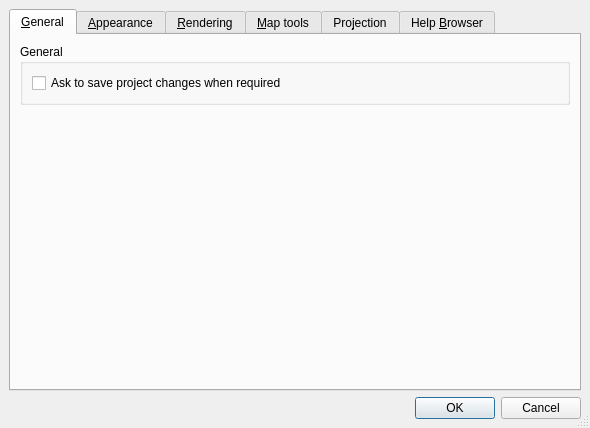
Old version of the form branches/diagram-branch/src/ui/qgsoptionsbase.ui in the repository stopa85/Quantum-GIS.
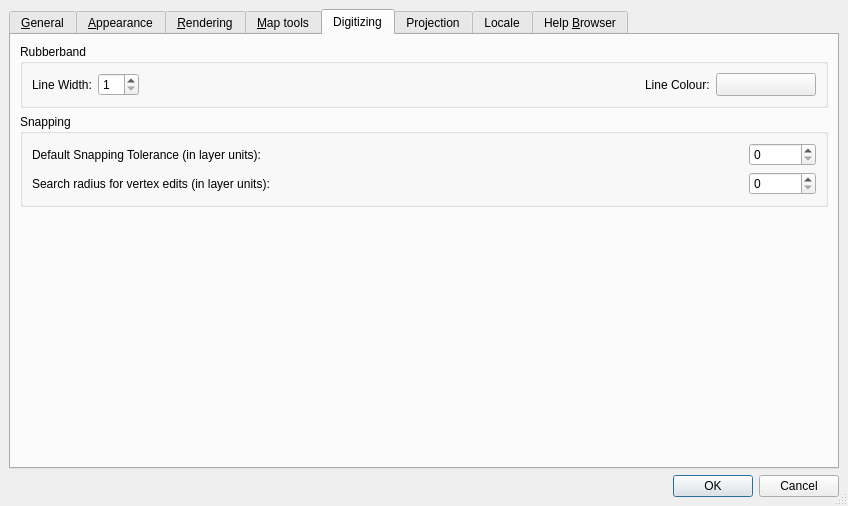
New version of the form. The open tabs and pages were chosen to show the change. Icons and pictures are not drawn. Custom widgets are drawn as their Qt base class.

```diff
--- a/branches/diagram-branch/src/ui/qgsoptionsbase.ui
+++ b/branches/diagram-branch/src/ui/qgsoptionsbase.ui
@@ -5,8 +5,8 @@
    <rect>
     <x>0</x>
     <y>0</y>
-    <width>590</width>
-    <height>428</height>
+    <width>848</width>
+    <height>506</height>
    </rect>
   </property>
   <property name="windowTitle" >
@@ -39,7 +39,7 @@
       </attribute>
       <layout class="QVBoxLayout" >
        <property name="margin" >
-        <number>9</number>
+        <number>11</number>
        </property>
        <property name="spacing" >
         <number>6</number>
@@ -51,7 +51,7 @@
          </property>
          <layout class="QVBoxLayout" >
           <property name="margin" >
-           <number>9</number>
+           <number>11</number>
           </property>
           <property name="spacing" >
            <number>6</number>
@@ -651,6 +651,208 @@
        </item>
       </layout>
      </widget>
+     <widget class="QWidget" name="tabDigitizing" >
+      <attribute name="title" >
+       <string>Digitizing</string>
+      </attribute>
+      <layout class="QGridLayout" >
+       <property name="margin" >
+        <number>9</number>
+       </property>
+       <property name="spacing" >
+        <number>6</number>
+       </property>
+       <item row="0" column="0" >
+        <widget class="QGroupBox" name="mRubberBandGroupBox" >
+         <property name="title" >
+          <string>Rubberband</string>
+         </property>
+         <layout class="QGridLayout" >
+          <property name="margin" >
+           <number>9</number>
+          </property>
+          <property name="spacing" >
+           <number>6</number>
+          </property>
+          <item row="0" column="0" >
+           <layout class="QHBoxLayout" >
+            <property name="margin" >
+             <number>0</number>
+            </property>
+            <property name="spacing" >
+             <number>6</number>
+            </property>
+            <item>
+             <widget class="QLabel" name="mLineWidthTextLabel" >
+              <property name="text" >
+               <string>Line Width:</string>
+              </property>
+              <property name="buddy" >
+               <cstring>mLineWidthSpinBox</cstring>
+              </property>
+             </widget>
+            </item>
+            <item>
+             <widget class="QSpinBox" name="mLineWidthSpinBox" >
+              <property name="toolTip" >
+               <string>Line width in pixels</string>
+              </property>
+              <property name="minimum" >
+               <number>1</number>
+              </property>
+             </widget>
+            </item>
+            <item>
+             <spacer>
+              <property name="orientation" >
+               <enum>Qt::Horizontal</enum>
+              </property>
+              <property name="sizeHint" >
+               <size>
+                <width>271</width>
+                <height>20</height>
+               </size>
+              </property>
+             </spacer>
+            </item>
+            <item>
+             <widget class="QLabel" name="mLineColourTextLabel" >
+              <property name="text" >
+               <string>Line Colour:</string>
+              </property>
+              <property name="buddy" >
+               <cstring>mLineColourToolButton</cstring>
+              </property>
+             </widget>
+            </item>
+            <item>
+             <widget class="QgsColorButton" name="mLineColourToolButton" >
+              <property name="minimumSize" >
+               <size>
+                <width>100</width>
+                <height>0</height>
+               </size>
+              </property>
+              <property name="text" >
+               <string/>
+              </property>
+             </widget>
+            </item>
+           </layout>
+          </item>
+         </layout>
+        </widget>
+       </item>
+       <item row="1" column="0" >
+        <widget class="QGroupBox" name="mSnappingGroupBox" >
+         <property name="title" >
+          <string>Snapping</string>
+         </property>
+         <layout class="QGridLayout" >
+          <property name="margin" >
+           <number>9</number>
+          </property>
+          <property name="spacing" >
+           <number>6</number>
+          </property>
+          <item row="0" column="0" >
+           <layout class="QHBoxLayout" >
+            <property name="margin" >
+             <number>0</number>
+            </property>
+            <property name="spacing" >
+             <number>6</number>
+            </property>
+            <item>
+             <widget class="QLabel" name="mDefaultSnappingToleranceTextLabel" >
+              <property name="text" >
+               <string>Default Snapping Tolerance (in layer units):</string>
+              </property>
+             </widget>
+            </item>
+            <item>
+             <spacer>
+              <property name="orientation" >
+               <enum>Qt::Horizontal</enum>
+              </property>
+              <property name="sizeHint" >
+               <size>
+                <width>241</width>
+                <height>20</height>
+               </size>
+              </property>
+             </spacer>
+            </item>
+            <item>
+             <widget class="QSpinBox" name="mDefaultSnappingToleranceSpinBox" >
+              <property name="maximum" >
+               <number>1000000000</number>
+              </property>
+             </widget>
+            </item>
+           </layout>
+          </item>
+          <item row="1" column="0" >
+           <layout class="QHBoxLayout" >
+            <property name="margin" >
+             <number>0</number>
+            </property>
+            <property name="spacing" >
+             <number>6</number>
+            </property>
+            <item>
+             <widget class="QLabel" name="mVertexSearchRadiusVertexEditLabel" >
+              <property name="text" >
+               <string>Search radius for vertex edits (in layer units):</string>
+              </property>
+             </widget>
+            </item>
+            <item>
+             <spacer>
+              <property name="orientation" >
+               <enum>Qt::Horizontal</enum>
+              </property>
+              <property name="sizeHint" >
+               <size>
+                <width>61</width>
+                <height>20</height>
+               </size>
+              </property>
+             </spacer>
+            </item>
+            <item>
+             <widget class="QSpinBox" name="mSearchRadiusVertexEditSpinBox" >
+              <property name="maximum" >
+               <number>1000000000</number>
+              </property>
+              <property name="minimum" >
+               <number>0</number>
+              </property>
+              <property name="value" >
+               <number>0</number>
+              </property>
+             </widget>
+            </item>
+           </layout>
+          </item>
+         </layout>
+        </widget>
+       </item>
+       <item row="2" column="0" >
+        <spacer>
+         <property name="orientation" >
+          <enum>Qt::Vertical</enum>
+         </property>
+         <property name="sizeHint" >
+          <size>
+           <width>20</width>
+           <height>171</height>
+          </size>
+         </property>
+        </spacer>
+       </item>
+      </layout>
+     </widget>
      <widget class="QWidget" name="tabProjection" >
       <attribute name="title" >
        <string>Pro&amp;jection</string>
@@ -723,6 +925,95 @@
        </item>
       </layout>
      </widget>
+     <widget class="QWidget" name="tabLocale" >
+      <attribute name="title" >
+       <string>Locale</string>
+      </attribute>
+      <layout class="QGridLayout" >
+       <property name="margin" >
+        <number>9</number>
+       </property>
+       <property name="spacing" >
+        <number>6</number>
+       </property>
+       <item row="0" column="0" >
+        <widget class="QGroupBox" name="grpLocale" >
+         <property name="title" >
+          <string>Force Override System Locale</string>
+         </property>
+         <property name="checkable" >
+          <bool>true</bool>
+         </property>
+         <layout class="QGridLayout" >
+          <property name="margin" >
+           <number>9</number>
+          </property>
+          <property name="spacing" >
+           <number>6</number>
+          </property>
+          <item row="0" column="0" >
+           <widget class="QLabel" name="label_5" >
+            <property name="text" >
+             <string>Locale to use instead</string>
+            </property>
+            <property name="buddy" >
+             <cstring>cboLocale</cstring>
+            </property>
+           </widget>
+          </item>
+          <item row="0" column="1" >
+           <widget class="QComboBox" name="cboLocale" />
+          </item>
+          <item row="1" column="0" colspan="2" >
+           <widget class="QLabel" name="label_7" >
+            <property name="text" >
+             <string>Note: Enabling / changing overide on local requires an application restart.</string>
+            </property>
+            <property name="wordWrap" >
+             <bool>true</bool>
+            </property>
+           </widget>
+          </item>
+         </layout>
+        </widget>
+       </item>
+       <item row="2" column="0" >
+        <spacer>
+         <property name="orientation" >
+          <enum>Qt::Vertical</enum>
+         </property>
+         <property name="sizeHint" >
+          <size>
+           <width>501</width>
+           <height>51</height>
+          </size>
+         </property>
+        </spacer>
+       </item>
+       <item row="1" column="0" >
+        <widget class="QGroupBox" name="groupBox_12" >
+         <property name="title" >
+          <string>Additional Info</string>
+         </property>
+         <layout class="QGridLayout" >
+          <property name="margin" >
+           <number>9</number>
+          </property>
+          <property name="spacing" >
+           <number>6</number>
+          </property>
+          <item row="0" column="0" >
+           <widget class="QLabel" name="lblSystemLocale" >
+            <property name="text" >
+             <string>Detected active locale on your system:</string>
+            </property>
+           </widget>
+          </item>
+         </layout>
+        </widget>
+       </item>
+      </layout>
+     </widget>
      <widget class="QWidget" name="tabHelpBrowser" >
       <attribute name="title" >
        <string>Help &amp;Browser</string>
```
Left out of the diff: 41 changed lines with no effect on the pictures.
